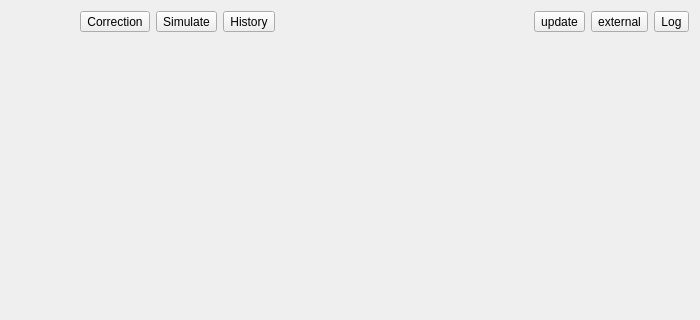
First picture: the form in src/mode/FormExpert/formexpert.ui, repository MRsoymilk/MySerial, before the edit; both pictures show x 277 to 977 and y 0 to 320 of the 977 by 572 pixel window.
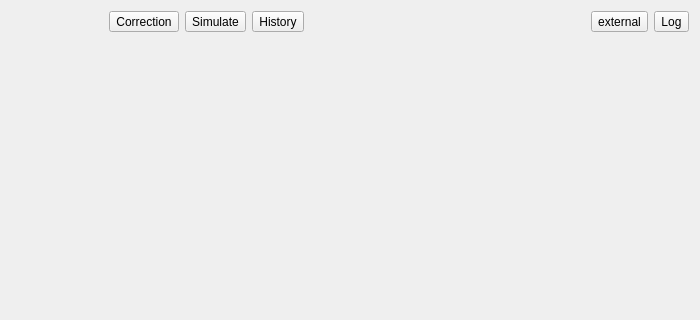
Second picture: the form after the edit.

```diff
--- a/src/mode/FormExpert/formexpert.ui
+++ b/src/mode/FormExpert/formexpert.ui
@@ -77,13 +77,6 @@
        </property>
       </spacer>
      </item>
-     <item>
-      <widget class="QToolButton" name="btnUpdate">
-       <property name="text">
-        <string>update</string>
-       </property>
-      </widget>
-     </item>
      <item>
       <widget class="QToolButton" name="btnExternal">
        <property name="text">
```
